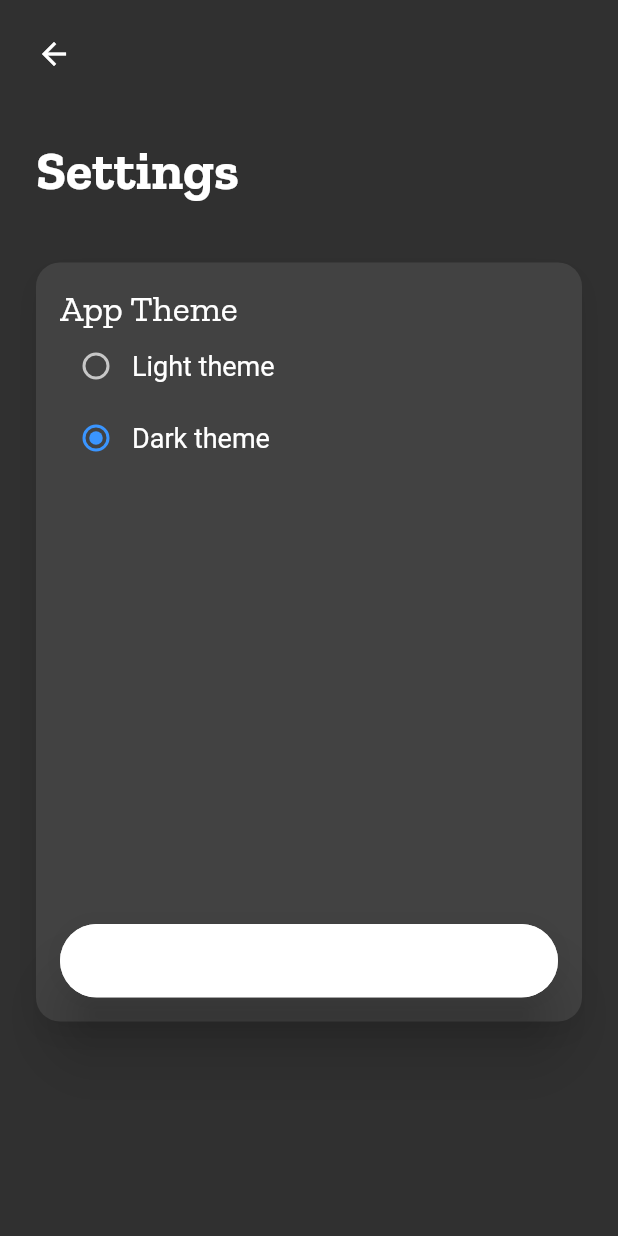
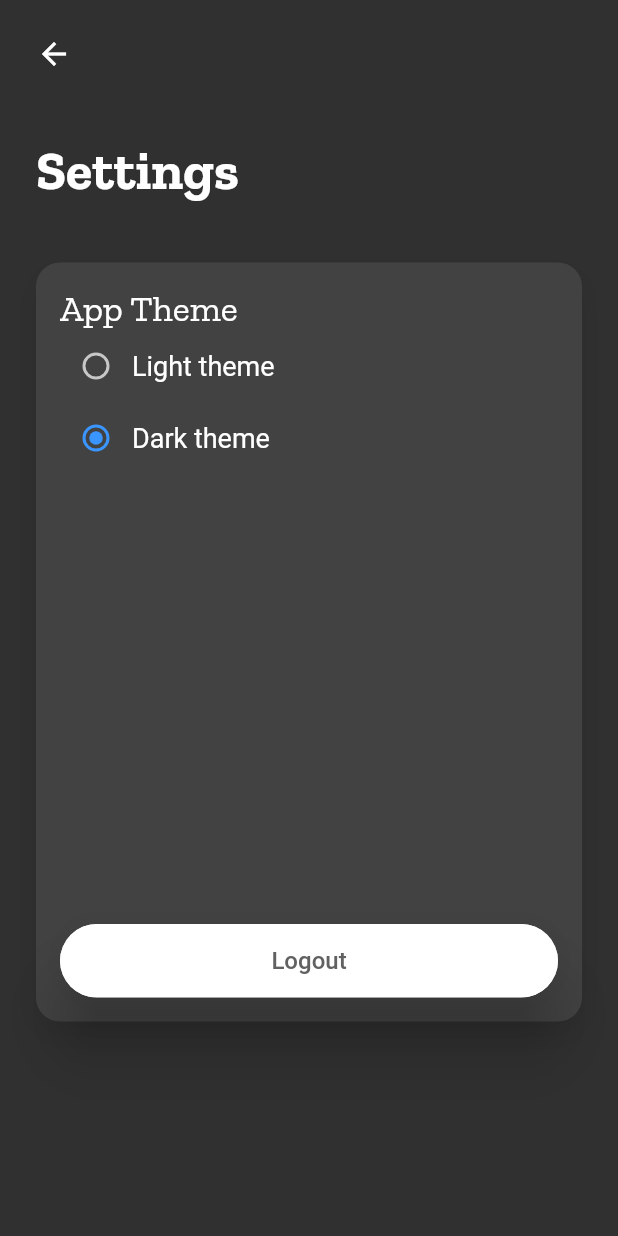
Before and after one commit to oskarsh/NextNotes, a Flutter app: the SettingsPage screen opened by its route, on a phone screen of 412 x 824 dp. Run offline on Flutter 3.47's test engine with Material 2 defaults, Android fonts, the light colour scheme and no system bars; our stand-ins replace flutter_secure_storage, flutter_spinkit, outline_material_icons, share, shared_preferences, sqflite; accounts and stored records are empty; project files that could hold a hidden picture were left out.

Commit message:
fixed styling

```diff
--- a/lib/screens/login.dart
+++ b/lib/screens/login.dart
@@ -124,7 +124,7 @@ class _LoginState extends State<Login> {
     @override
     Widget build(BuildContext context) {
       TextStyle style = TextStyle(
-          fontFamily: 'ZillaSlab', fontSize: 20.0, color: Theme.of(context).primaryTextTheme.button.color);
+          fontFamily: 'ZillaSlab', fontSize: 20.0, color: Theme.of(context).backgroundColor);
 
       final usernameField = TextField(
         obscureText: false,
--- a/lib/screens/settings.dart
+++ b/lib/screens/settings.dart
@@ -108,7 +108,7 @@ class _SettingsPageState extends State<SettingsPage> {
                               color: Theme.of(context).primaryColor,
                               child: new Text('Logout',
                                   style: new TextStyle(
-                                      fontSize: 16.0, color: Colors.white)),
+                                      fontSize: 16.0, color: Theme.of(context).backgroundColor)),
                               onPressed: () async {
                                 // Create storage
                                 final storage = new FlutterSecureStorage();
```
Also changed, not shown: lib/screens/splash.dart (+6 -3 lines).
